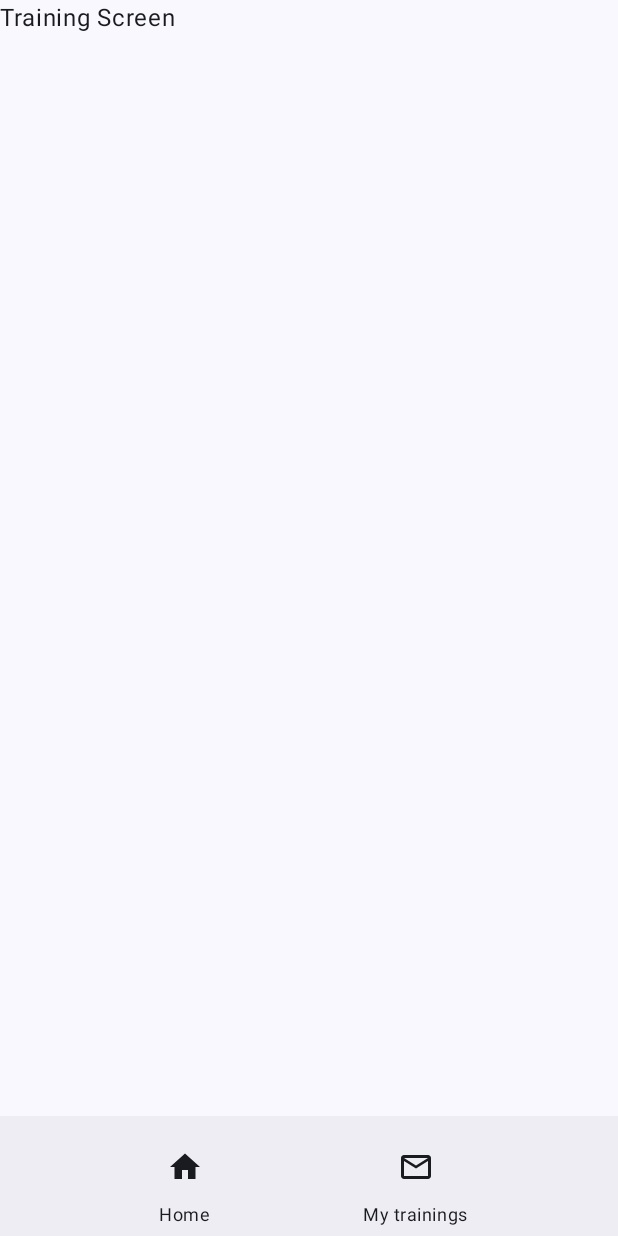
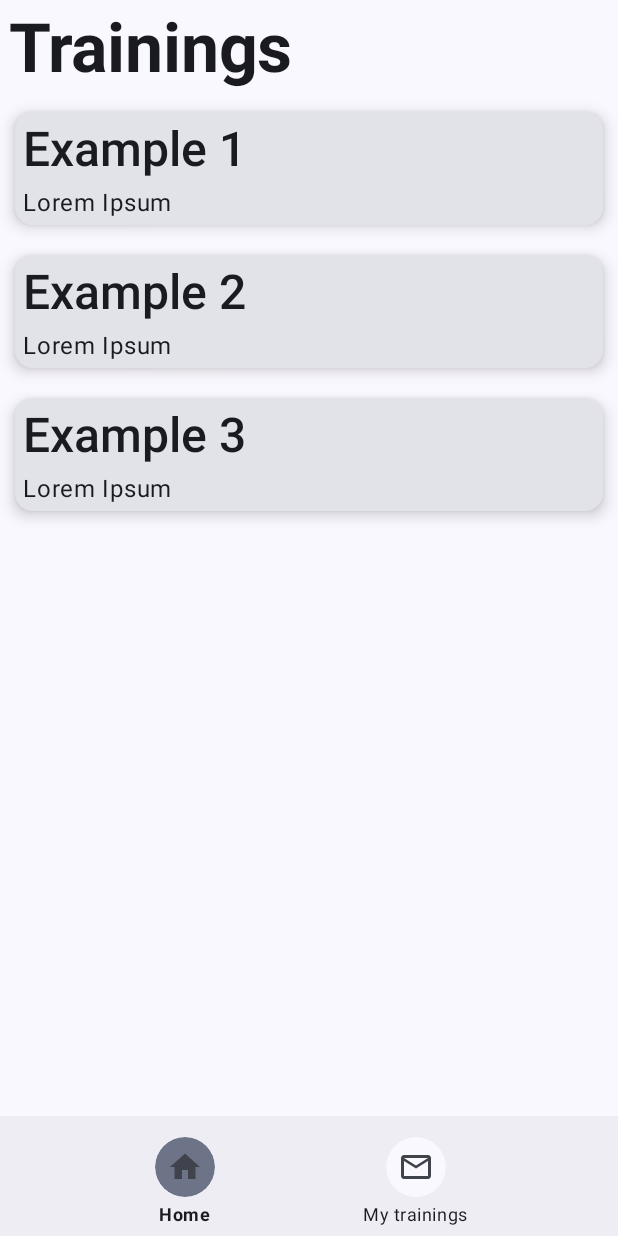
Before and after one commit to ThePowerdinoDeluxe990/TrainingApp, an Android app built with Jetpack Compose: the screen it shows after launch (MainActivity), on a phone screen of 412 x 824 dp. Before the commit the screen is almost empty. Run offline under Robolectric (Android 15) with nearby library versions, the phone set to English and light mode, and no system bars.

Commit message:
Better bottom bar other ui things

```diff
--- a/app/build.gradle.kts
+++ b/app/build.gradle.kts
@@ -11,7 +11,7 @@ android {
     defaultConfig {
         applicationId = "com.powerdino.trainingapp"
         minSdk = 24
-        targetSdk = 34
+        targetSdk = 35
         versionCode = 1
         versionName = "1.0"
 
--- a/app/src/main/java/com/powerdino/trainingapp/ui/TrainingAppScaffold.kt
+++ b/app/src/main/java/com/powerdino/trainingapp/ui/TrainingAppScaffold.kt
@@ -10,13 +10,12 @@ import androidx.compose.foundation.layout.padding
 import androidx.compose.material.icons.Icons
 import androidx.compose.material.icons.filled.Email
 import androidx.compose.material.icons.filled.Home
-import androidx.compose.material.icons.filled.Star
 import androidx.compose.material.icons.outlined.Email
 import androidx.compose.material.icons.outlined.Home
-import androidx.compose.material.icons.outlined.Star
 import androidx.compose.material3.BottomAppBar
 import androidx.compose.material3.Icon
 import androidx.compose.material3.IconButton
+import androidx.compose.material3.IconButtonColors
 import androidx.compose.material3.MaterialTheme
 import androidx.compose.material3.Scaffold
 import androidx.compose.material3.Text
@@ -27,8 +26,10 @@ import androidx.compose.runtime.remember
 import androidx.compose.runtime.setValue
 import androidx.compose.ui.Alignment
 import androidx.compose.ui.Modifier
+import androidx.compose.ui.graphics.Color
 import androidx.compose.ui.graphics.vector.ImageVector
 import androidx.compose.ui.res.stringResource
+import androidx.compose.ui.text.font.FontWeight
 import androidx.compose.ui.tooling.preview.Preview
 import androidx.navigation.compose.NavHost
 import androidx.navigation.compose.composable
@@ -42,9 +43,10 @@ import com.powerdino.trainingapp.ui.theme.TrainingAppTheme
 fun TrainingAppScaffold(){
     val navController = rememberNavController()
 
-    var Selected by remember {
+    var bottomSelected by remember {
         mutableStateOf(true)
     }
+
     Scaffold (
         bottomBar = {
           BottomAppBar(
@@ -53,42 +55,53 @@ fun TrainingAppScaffold(){
                       horizontalArrangement = Arrangement.SpaceEvenly,
                       modifier = Modifier.fillMaxWidth()
                   ) {
-                    //TODO refactor this
-                      if (Selected){
+                      //Logic of bottom bar
+                      if (bottomSelected){
                           IconMenuButton(
                               onClick = { navController.navigate(AppScreens.TrainingScreen.route) },
                               description = R.string.home_button,
                               icon = Icons.Filled.Home,
-                              iconName = stringResource(id = R.string.button_home_text)
+                              iconName = stringResource(id = R.string.button_home_text),
+                              color = MaterialTheme.colorScheme.secondaryContainer,
+                              fontWeight = FontWeight.Bold
                           )
 
                           IconMenuButton(
-                              onClick = { navController.navigate(AppScreens.StarScreen.route)
-                                        Selected = false},
+                              onClick = {
+                                  navController.navigate(AppScreens.StarScreen.route)
+                                  bottomSelected = false
+                                },
                               description = R.string.my_training,
                               icon = Icons.Outlined.Email,
-                              iconName = stringResource(id = R.string.button_training_text)
+                              iconName = stringResource(id = R.string.button_training_text),
+                              color = MaterialTheme.colorScheme.surface,
+                              fontWeight = FontWeight.Normal
                           )
                       }else{
                           IconMenuButton(
-                              onClick = { navController.navigate(AppScreens.TrainingScreen.route)
-                                        Selected = true},
+                              onClick = {
+                                  navController.navigate(AppScreens.TrainingScreen.route)
+                                  bottomSelected = true
+                                },
                               description = R.string.home_button,
                               icon = Icons.Outlined.Home,
-                              iconName = stringResource(id = R.string.button_home_text)
+                              iconName = stringResource(id = R.string.button_home_text),
+                              color = MaterialTheme.colorScheme.surface,
+                              fontWeight = FontWeight.Normal
                           )
 
                           IconMenuButton(
                               onClick = { navController.navigate(AppScreens.StarScreen.route) },
                               description = R.string.my_training,
                               icon = Icons.Filled.Email,
-                              iconName = stringResource(id = R.string.button_training_text)
+                              iconName = stringResource(id = R.string.button_training_text),
+                              color = MaterialTheme.colorScheme.secondaryContainer,
+                              fontWeight = FontWeight.Bold
                           )
                       }
                   }
               }
           )
-
         }
     ){ innerPadding ->
         Column(
@@ -115,19 +128,30 @@ fun TrainingAppScaffold(){
     }
 }
 
+
 @Composable
 fun IconMenuButton(
     onClick:() -> Unit,
     @StringRes description:Int,
     icon:ImageVector,
-    iconName:String
+    iconName:String,
+    color:Color,
+    fontWeight: FontWeight
 ){
     Column (
         modifier = Modifier.fillMaxHeight(),
         verticalArrangement = Arrangement.Center,
-        horizontalAlignment = Alignment.CenterHorizontally
+        horizontalAlignment = Alignment.CenterHorizontally,
     ){
-        IconButton(onClick = onClick) {
+        IconButton(
+            onClick = onClick,
+            colors = IconButtonColors(
+               containerColor = color,
+                contentColor = MaterialTheme.colorScheme.onSurfaceVariant,
+                disabledContentColor = MaterialTheme.colorScheme.onSecondary,
+                disabledContainerColor = MaterialTheme.colorScheme.onSecondary
+            )
+        ) {
             Icon(
                 imageVector = icon,
                 contentDescription = stringResource(id = description)
@@ -136,7 +160,8 @@ fun IconMenuButton(
 
         Text(
             text = iconName,
-            style = MaterialTheme.typography.bodySmall
+            style = MaterialTheme.typography.bodySmall,
+            fontWeight = fontWeight
         )
     }
 }
--- a/app/src/main/java/com/powerdino/trainingapp/ui/screens/TrainingScreen.kt
+++ b/app/src/main/java/com/powerdino/trainingapp/ui/screens/TrainingScreen.kt
@@ -1,10 +1,52 @@
 package com.powerdino.trainingapp.ui.screens
 
+import androidx.compose.foundation.layout.Column
+import androidx.compose.foundation.layout.padding
+import androidx.compose.material3.MaterialTheme
 import androidx.compose.material3.Text
 import androidx.compose.runtime.Composable
+import androidx.compose.ui.Modifier
+import androidx.compose.ui.text.font.FontWeight
+import androidx.compose.ui.tooling.preview.Preview
+import androidx.compose.ui.unit.dp
+import com.powerdino.trainingapp.ui.screens.composables.TrainingMenuComposable
+import com.powerdino.trainingapp.ui.theme.TrainingAppTheme
 
 
 @Composable
 fun TrainingScreen(){
-    Text("Training Screen")
+    Column {
+
+        Text(
+            text = "Trainings",
+            style = MaterialTheme.typography.displayMedium,
+            modifier = Modifier.padding( 6.dp ),
+            fontWeight = FontWeight.Bold
+        )
+        TrainingMenuComposable(
+            trainingName = "Example 1",
+            trainingDescription = "Lorem Ipsum"
+        )
+
+        TrainingMenuComposable(
+            trainingName = "Example 2",
+            trainingDescription = "Lorem Ipsum"
+        )
+
+        TrainingMenuComposable(
+            trainingName = "Example 3",
+            trainingDescription = "Lorem Ipsum"
+        )
+
+    }
 }
+
+
+
+@Preview(showBackground = true, device = "id:pixel_tablet")
+@Preview(showBackground = true, device = "id:pixel_7")
+@Composable
+private fun Preview() {
+    TrainingAppTheme {
+    }
+}
--- /dev/null
+++ b/app/src/main/java/com/powerdino/trainingapp/ui/screens/composables/TrainingMenuComposable.kt
@@ -0,0 +1,59 @@
+package com.powerdino.trainingapp.ui.screens.composables
+
+import androidx.compose.foundation.layout.Column
+import androidx.compose.foundation.layout.fillMaxWidth
+import androidx.compose.foundation.layout.padding
+import androidx.compose.material3.Card
+import androidx.compose.material3.CardDefaults
+import androidx.compose.material3.MaterialTheme
+import androidx.compose.material3.Text
+import androidx.compose.runtime.Composable
+import androidx.compose.ui.Modifier
+import androidx.compose.ui.text.font.FontWeight
+import androidx.compose.ui.tooling.preview.Preview
+import androidx.compose.ui.unit.dp
+import com.powerdino.trainingapp.ui.theme.TrainingAppTheme
+
+@Composable
+fun TrainingMenuComposable(
+    trainingName:String,
+    trainingDescription:String
+){
+    Card (
+        elevation = CardDefaults.cardElevation(
+            defaultElevation = 6.dp
+        ),
+        modifier = Modifier
+            .fillMaxWidth()
+            .padding(10.dp)
+    ){
+        Column (
+            modifier = Modifier.padding(5.dp)
+        ){
+            Text(
+                text = trainingName,
+                style = MaterialTheme.typography.headlineLarge,
+                fontWeight = FontWeight.SemiBold,
+                modifier = Modifier.padding(bottom = 6.dp)
+            )
+
+            Text(
+                text = trainingDescription,
+                style = MaterialTheme.typography.bodyLarge
+            )
+
+        }
+    }
+}
+
+@Preview(showBackground = true, device = "id:pixel_tablet")
+@Preview(showBackground = true, device = "id:pixel_7")
+@Composable
+private fun Preview() {
+    TrainingAppTheme {
+        TrainingMenuComposable(
+            "Example",
+            "Lorem Ipsum"
+        )
+    }
+}
```
